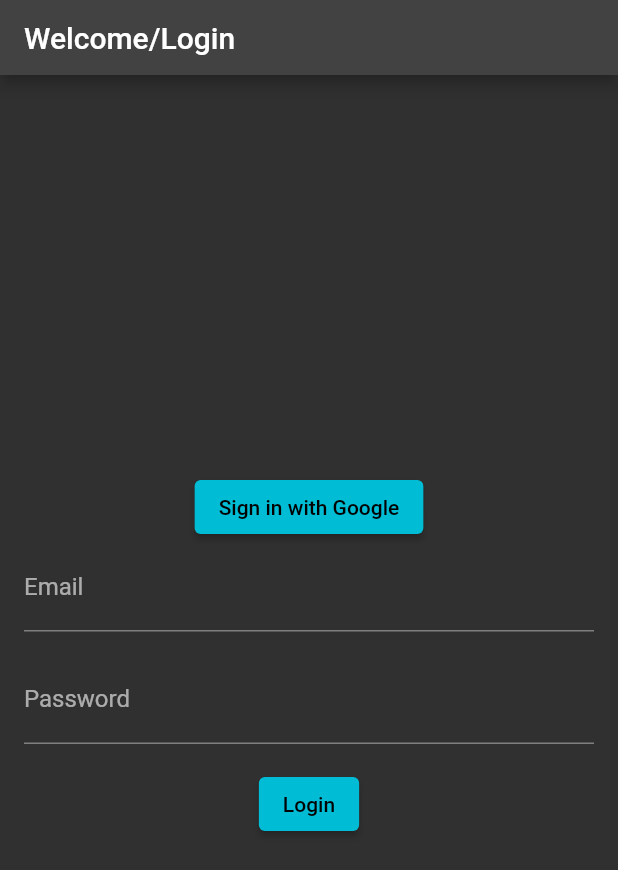
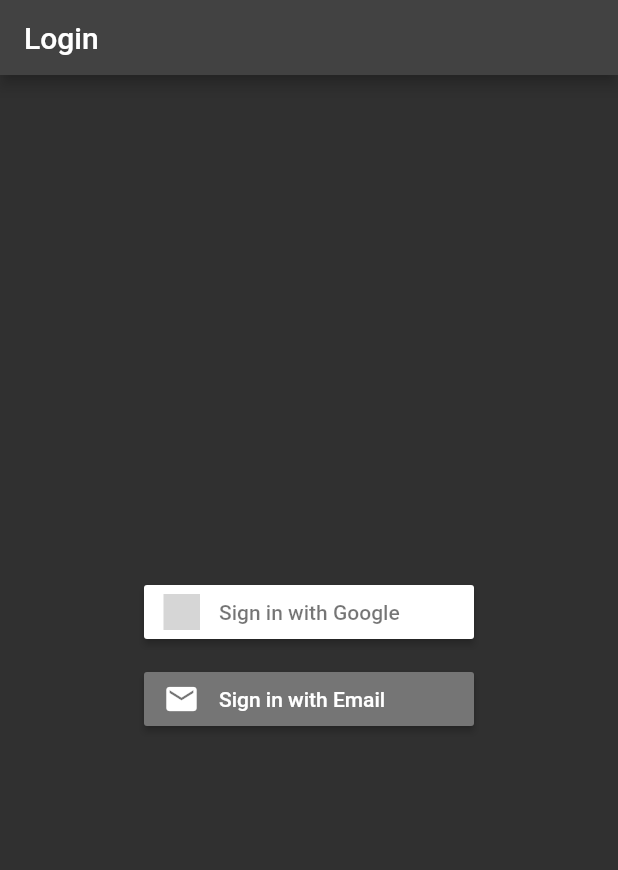
Before and after one commit to JiosHub/KaiwaAI, a Flutter app: the screen it shows after launch, on a phone screen of 412 x 824 dp. Shown: the top 870 px of the screen. Run offline on Flutter 3.47's test engine with Material 2 defaults, Android fonts, the phone set to English and light mode, and no system bars; our stand-ins replace firebase_auth, firebase_core, flutter_keyboard_visibility, flutter_signin_button, google_sign_in; accounts and stored records are empty; Roboto replaces fonts that are missing (Poppins); grey boxes are pictures that could not be loaded.

Commit message:
login buttons work

```diff
--- a/lib/pages/login.dart
+++ b/lib/pages/login.dart
@@ -1,4 +1,5 @@
 import 'package:flutter/material.dart';
+import 'package:flutter_signin_button/flutter_signin_button.dart';
 import 'package:unichat_ai/pages/menu.dart';
 import 'package:unichat_ai/services/auth_service.dart';
 import 'package:unichat_ai/widgets/bottom_menu.dart';
@@ -8,9 +9,12 @@ class WelcomePage extends StatefulWidget {
   _WelcomePageState createState() => _WelcomePageState();
 }
 
-class _WelcomePageState extends State<WelcomePage> {
+class _WelcomePageState extends State<WelcomePage> with TickerProviderStateMixin {
   final _formKey = GlobalKey<FormState>();
   final AuthService authService = AuthService();
+  bool _isEmailLoginVisible = false;
+  late AnimationController _controller;
+  late Animation<double> _sizeAnimation;
   String _email = '';
   String _password = '';
 
@@ -23,17 +27,35 @@ class _WelcomePageState extends State<WelcomePage> {
   }
 
   @override
+  void initState() {
+    super.initState();
+
+    _controller = AnimationController(
+      vsync: this,
+      duration: Duration(milliseconds: 600),
+    );
+
+    _sizeAnimation = CurvedAnimation(parent: _controller, curve: Curves.easeInOut);
+  }
+
+  @override
+  void dispose() {
+    _controller.dispose();
+    super.dispose();
+  }
+
+  @override
   Widget build(BuildContext context) {
     return Scaffold(
-      appBar: AppBar(title: Text('Welcome/Login'), toolbarHeight: 50.0),
-      body: Padding(
-        padding: const EdgeInsets.all(16.0),
-        child: Form(
-          key: _formKey,
+      appBar: AppBar(title: Text('Login'), toolbarHeight: 50.0),
+      body: Container(
         child: Column(
           mainAxisAlignment: MainAxisAlignment.center,
+          crossAxisAlignment: CrossAxisAlignment.center,
           children: [
-              ElevatedButton(
+            Center(
+              child: SignInButton(
+                Buttons.Google,
                 onPressed: () async {
                   final user = await authService.signInWithGoogle();
                   if (user != null) {
@@ -42,10 +64,35 @@ class _WelcomePageState extends State<WelcomePage> {
                     print("Failed to sign in with Google");
                   }
                 },
-                child: Text("Sign in with Google"),
               ),
-              TextFormField(
+            ),
+            SizedBox(height: 10.0),
+            if (!_isEmailLoginVisible)
+              SignInButton(
+                Buttons.Email,
+                onPressed: () {
+                  setState(() {
+                    _isEmailLoginVisible = !_isEmailLoginVisible;
+                  });
+                  if (_isEmailLoginVisible) {
+                    _controller.forward();
+                  } else {
+                    _controller.reverse();
+                  }
+                },
+              )
+            else
+              SizeTransition(
+                sizeFactor: _sizeAnimation,
+                child: Column(
+                  children: [
+                    SizedBox(height: 20.0),
+                    Center(
+                      child: Container(
+                        width: 300,
+                        child: TextFormField(
                           decoration: InputDecoration(labelText: 'Email'),
+
                           validator: (value) {
                             if (value == null || value.isEmpty) {
                               return 'Please enter your email';
@@ -54,8 +101,12 @@ class _WelcomePageState extends State<WelcomePage> {
                           },
                           onSaved: (value) => _email = value!,
                         ),
-              SizedBox(height: 16.0),
-              TextFormField(
+                      ),
+                    ),
+                    SizedBox(height: 10.0),
+                    Container(
+                      width: 300,
+                      child: TextFormField(
                         decoration: InputDecoration(labelText: 'Password'),
                         obscureText: true,
                         validator: (value) {
@@ -66,14 +117,53 @@ class _WelcomePageState extends State<WelcomePage> {
                         },
                         onSaved: (value) => _password = value!,
                       ),
-              SizedBox(height: 16.0),
+                    ),
+                    SizedBox(height: 30.0),
+                    TextButton(
+                      onPressed: () {
+                        // Handle button press
+                      },
+                      child: Text(
+                        'Create account',
+                        style: TextStyle(
+                          decoration: TextDecoration.underline,
+                          color: Colors.white,
+                        ),
+                      ),
+                      style: TextButton.styleFrom(
+                        padding: EdgeInsets.zero,
+                        tapTargetSize: MaterialTapTargetSize.shrinkWrap, // Removes extra padding
+                        minimumSize: Size(0, 0), // Removes space
+                      ),
+                    ),
+                    SizedBox(height: 20.0),
+                    TextButton(
+                      onPressed: () {
+                        // Handle button press
+                      },
+                      child: Text(
+                        'Reset password',
+                        style: TextStyle(
+                          decoration: TextDecoration.underline,
+                          color: Colors.white,
+                        ),
+                      ),
+                      style: TextButton.styleFrom(
+                        padding: EdgeInsets.zero,
+                        tapTargetSize: MaterialTapTargetSize.shrinkWrap, // Removes extra padding
+                        minimumSize: Size(0, 0), // Removes space
+                      ),
+                    ),
+                    SizedBox(height: 15.0),
                     ElevatedButton(
-                onPressed: _submit,
+                      onPressed: _submit, // Define your _submit method
                       child: Text('Login'),
                     ),
                   ],
                 ),
               ),
+          ],
+        ),
       ),
     );
   }
--- a/pubspec.yaml
+++ b/pubspec.yaml
@@ -19,6 +19,7 @@ dependencies:
   firebase_core: ^2.15.1
   firebase_auth: ^4.9.0
   google_sign_in: ^6.1.5
+  flutter_signin_button: ^2.0.0
 
 dev_dependencies:
   flutter_test:
```
Also changed, not shown: pubspec.lock. Lines whose indentation alone changed are shown as unchanged.
